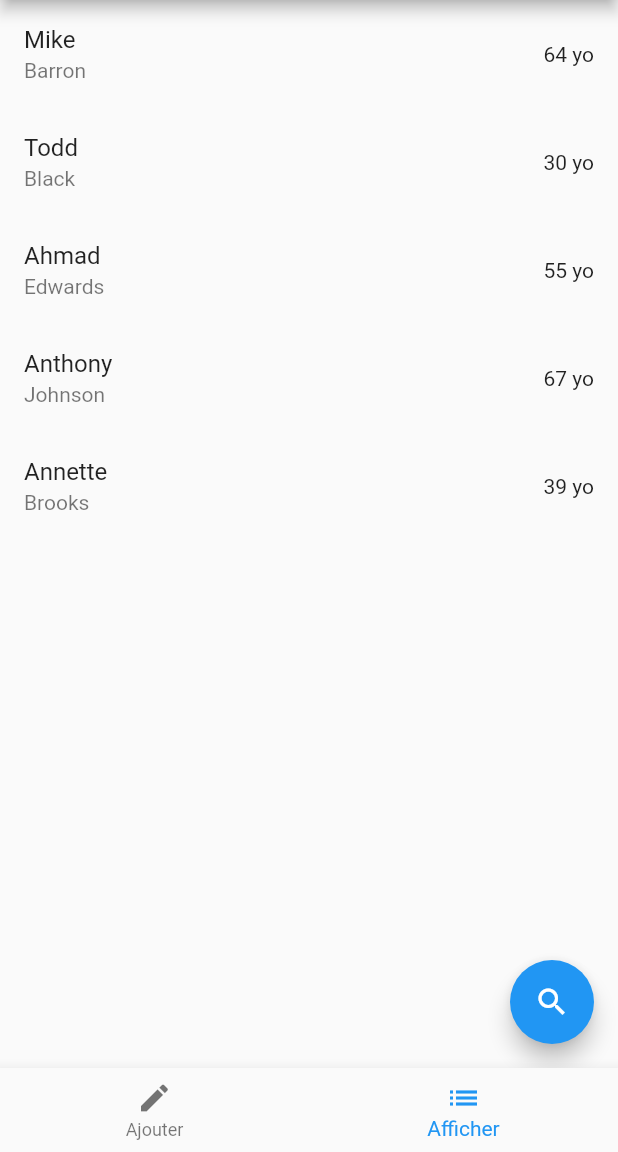
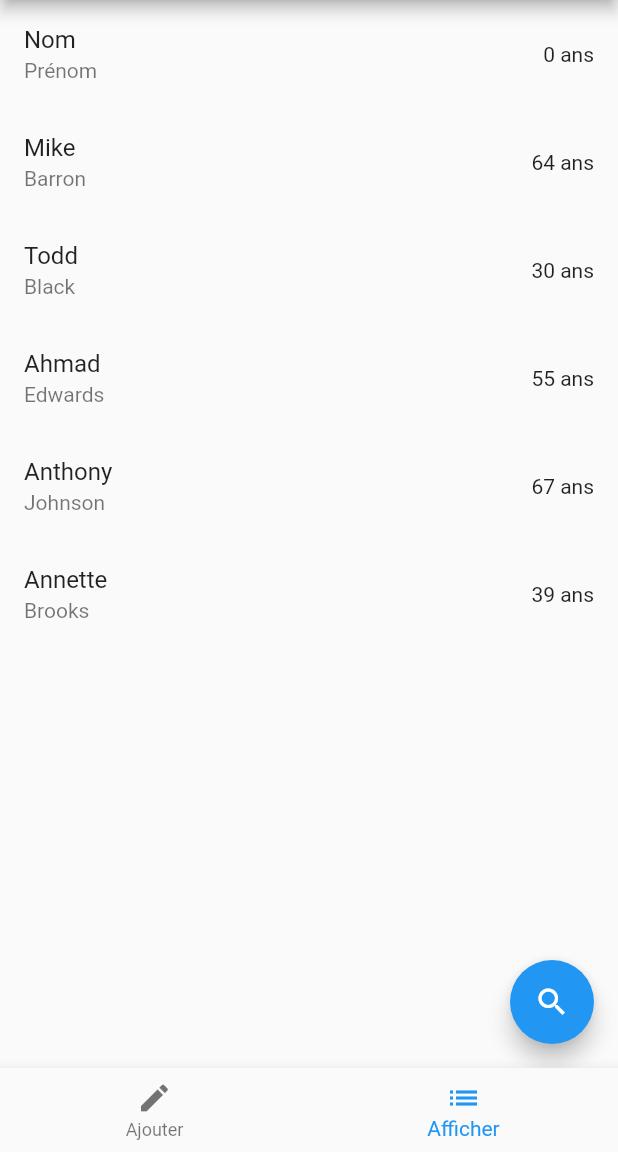
Before and after one commit to WhatANiceDayToCode/Projet_Flutter, a Flutter app: the screen it shows after launch, item 2 of the bottom bar chosen, after a tap on the "search" icon, on a phone screen of 412 x 824 dp, the part 84-1236 px from its top. Run offline on Flutter 3.47's test engine with Material 2 defaults, Android fonts, the phone set to English and light mode, and no system bars; missing offline and left inert: search_page.

Commit message:
appli en français ok

```diff
--- a/projet_flutter/lib/main.dart
+++ b/projet_flutter/lib/main.dart
@@ -133,6 +133,7 @@ class Page1 extends StatelessWidget {
 class Page2 extends StatelessWidget {
   const Page2({Key? key}) : super(key: key);
   static List<Person> people = [
+    Person('Nom', 'Prénom', 00),
     Person('Mike', 'Barron', 64),
     Person('Todd', 'Black', 30),
     Person('Ahmad', 'Edwards', 55),
@@ -150,23 +151,23 @@ class Page2 extends StatelessWidget {
           return ListTile(
             title: Text(person.name),
             subtitle: Text(person.surname),
-            trailing: Text('${person.age} yo'),
+            trailing: Text('${person.age} ans'),
           );
         },
       ),
       floatingActionButton: FloatingActionButton(
-        tooltip: 'Search people',
+        tooltip: 'Rechercher quelqu\'un...',
         onPressed: () => showSearch(
           context: context,
           delegate: SearchPage<Person>(
             onQueryUpdate: (s) => print(s),
             items: people,
-            searchLabel: 'Search people',
+            searchLabel: 'Rechercher quelqu\'un...',
             suggestion: Center(
-              child: Text('Filter people by name, surname or age'),
+              child: Text('Rechercher par nom, prénom ou âge'),
             ),
             failure: Center(
-              child: Text('No person found :('),
+              child: Text('Aucun résultat :('),
             ),
             filter: (person) => [
               person.name,
--- a/projet_flutter/pubspec.yaml
+++ b/projet_flutter/pubspec.yaml
@@ -36,6 +36,7 @@ dependencies:
   cupertino_icons: ^1.0.2
   search_page: ^2.0.0+1
   convert: ^3.0.1
+  http: ^0.13.4
 
 dev_dependencies:
   flutter_test:
```
Also changed, not shown: projet_flutter/lib/dao/mysqldao.dart (added, +17 -0 lines), projet_flutter/lib/infos/donnees.dart (added, +35 -0 lines), projet_flutter/pubspec.lock.
